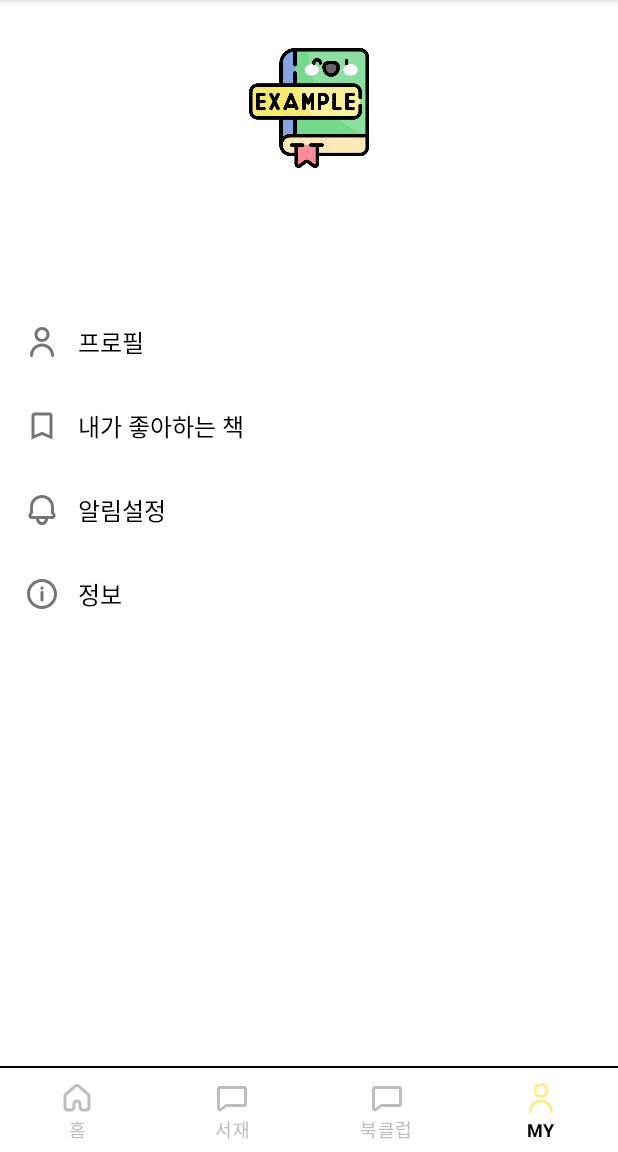
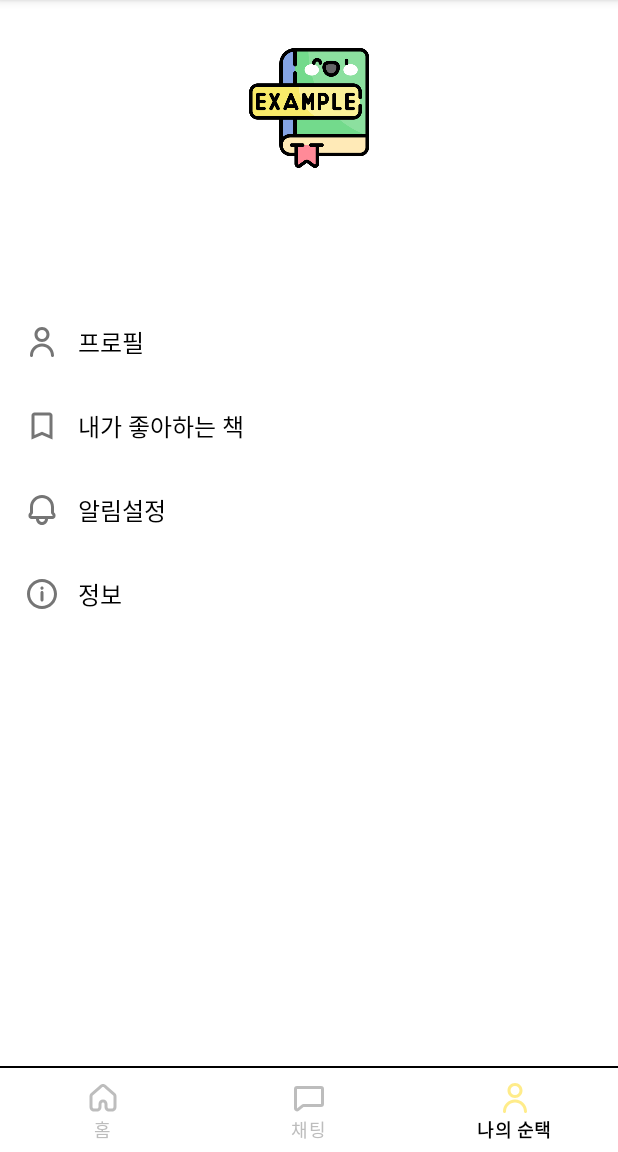
Before and after one commit to Uttug-Seuja/sch-taxi-android, an Android app: the MyPageFragment screen opened through its navigation route, on a phone screen of 412 x 824 dp, the part 84-1236 px from its top. Run offline under Robolectric (Android 15) with nearby library versions, the phone set to English and light mode, and no system bars; our stand-ins replace Dagger/Hilt's generated code, data binding, navigation-ui.

Commit message:
[sch taxi] main > navigation 설정

```diff
--- a/app/src/main/java/com/sch/sch_taxi/ui/MainActivity.kt
+++ b/app/src/main/java/com/sch/sch_taxi/ui/MainActivity.kt
@@ -48,8 +48,7 @@ class MainActivity : BaseActivity<ActivityMainBinding, MainViewModel>() {
         navController.addOnDestinationChangedListener { _, destination, _ ->
             when (destination.id) {
                 R.id.homeFragment -> showBottomNav()
-                R.id.booksFragment -> showBottomNav()
-                R.id.bookClubFragment -> showBottomNav()
+                R.id.chattingFragment -> showBottomNav()
                 R.id.myPageFragment -> showBottomNav()
                 else -> hideBottomNav()
             }
@@ -60,8 +59,7 @@ class MainActivity : BaseActivity<ActivityMainBinding, MainViewModel>() {
         binding.bottomNavi.setOnItemReselectedListener { menuItem ->
             when (menuItem.itemId) {
                 R.id.homeFragment -> {}
-                R.id.booksFragment -> {}
-                R.id.bookClubFragment -> {}
+                R.id.chattingFragment -> {}
                 R.id.myPageFragment -> {}
             }
         }
--- a/app/src/main/res/menu/menu_main_bottom.xml
+++ b/app/src/main/res/menu/menu_main_bottom.xml
@@ -8,16 +8,10 @@
         android:title="@string/bottom_home"/>
 
     <item
-        android:id="@+id/booksFragment"
+        android:id="@+id/chattingFragment"
         android:enabled="true"
         android:icon="@drawable/ic_room_bottom"
-        android:title="서재"/>
-
-    <item
-        android:id="@+id/bookClubFragment"
-        android:enabled="true"
-        android:icon="@drawable/ic_room_bottom"
-        android:title="북클럽"/>
+        android:title="@string/bottom_chatting"/>
 
     <item
         android:id="@+id/myPageFragment"
--- a/app/src/main/res/values/strings.xml
+++ b/app/src/main/res/values/strings.xml
@@ -3,7 +3,7 @@
     <!--네비게이션 메뉴-->
     <string name="bottom_home">홈</string>
     <string name="bottom_alarm_room">알림방</string>
-    <string name="bottom_my">MY</string>
+    <string name="bottom_my">나의 순택</string>
 
     <string name="setprofile_nickname_hint">닉네임을 입력해주세요</string>
     <string name="setprofile_nickname">닉네임</string>
@@ -69,6 +69,7 @@
 
     <string name="logout">로그아웃</string>
     <string name="user_delete">탈퇴하기</string>
+    <string name="bottom_chatting">채팅</string>
 
 
 </resources>
```
